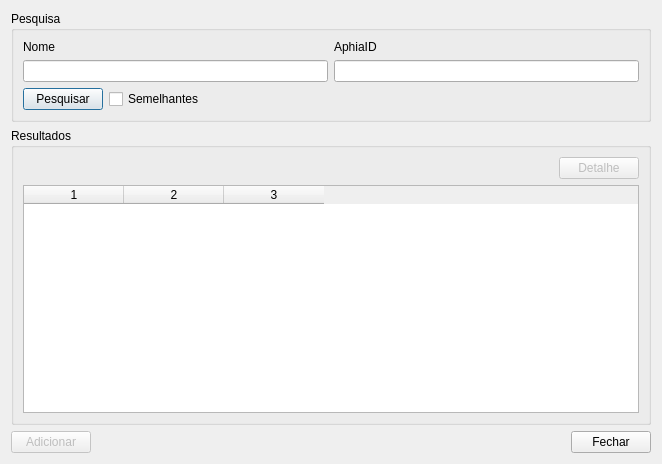
This is EditorMetadadosSNIMar/snimarQtInterfaceView/templates/dialogs/wormsDialog.ui in jgrocha/snimar_qgis_plugin as Qt 5 draws it before an edit. The edited form follows.
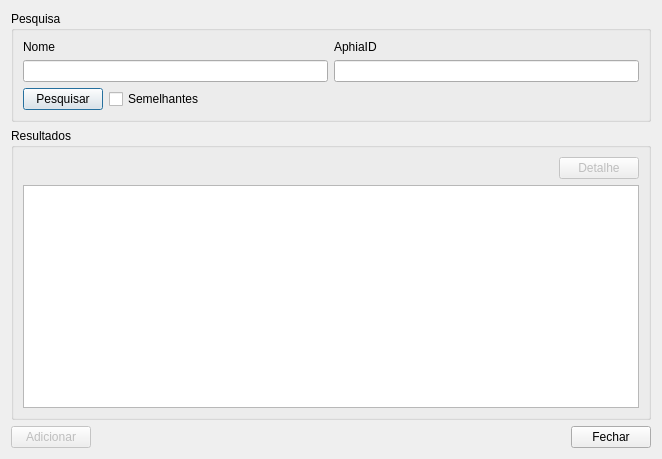
This is the edited form.

Commit message: Update worms dialog widget

```diff
--- a/EditorMetadadosSNIMar/snimarQtInterfaceView/templates/dialogs/wormsDialog.ui
+++ b/EditorMetadadosSNIMar/snimarQtInterfaceView/templates/dialogs/wormsDialog.ui
@@ -10,7 +10,7 @@
     <x>0</x>
     <y>0</y>
     <width>662</width>
-    <height>464</height>
+    <height>459</height>
    </rect>
   </property>
   <property name="windowTitle">
@@ -131,14 +131,7 @@
        </layout>
       </item>
       <item>
-       <widget class="QTableWidget" name="results_table">
-        <property name="columnCount">
-         <number>3</number>
-        </property>
-        <column/>
-        <column/>
-        <column/>
-       </widget>
+       <widget class="QTableView" name="results_table"/>
       </item>
      </layout>
     </widget>
```
Left out of the diff: 4 changed lines with no effect on the pictures. The commit also changes 2 other files.
